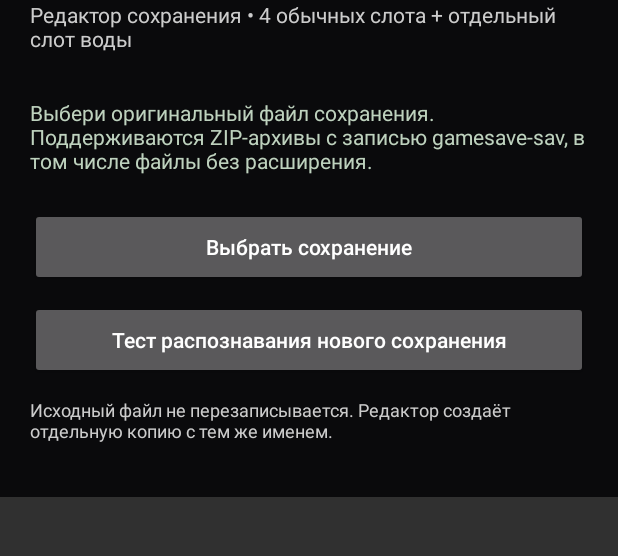
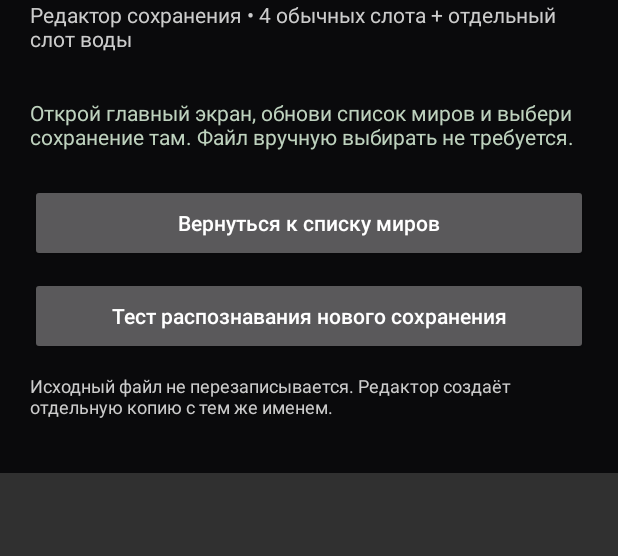
Before and after one commit to forzamanagment-arch/SRML-Mobile-Save-Editor, an Android app: the SaveEditorActivity screen opened directly, with no data from a screen before it, on a phone screen of 412 x 824 dp, the part 96-652 px from its top. Run offline under Robolectric (Android 15) with nearby library versions, the phone set to English and light mode, and no system bars.

Commit message:
Remove manual save picker from editor start screen

```diff
--- a/app/src/main/java/com/srmlmobile/saveeditor/SaveEditorActivity.kt
+++ b/app/src/main/java/com/srmlmobile/saveeditor/SaveEditorActivity.kt
@@ -135,8 +135,8 @@ class SaveEditorActivity : Activity() {
 
     private fun buildWelcome() {
         buildBase("SRML Save Editor")
-        status.text = "Выбери оригинальный файл сохранения. Поддерживаются ZIP-архивы с записью gamesave-sav, в том числе файлы без расширения."
-        addButton("Выбрать сохранение") { openSavePicker() }
+        status.text = "Открой главный экран, обнови список миров и выбери сохранение там. Файл вручную выбирать не требуется."
+        addButton("Вернуться к списку миров") { finish() }
         addButton("Тест распознавания нового сохранения") {
             startActivity(Intent(this, SaveAnalyzerActivity::class.java))
         }
```
